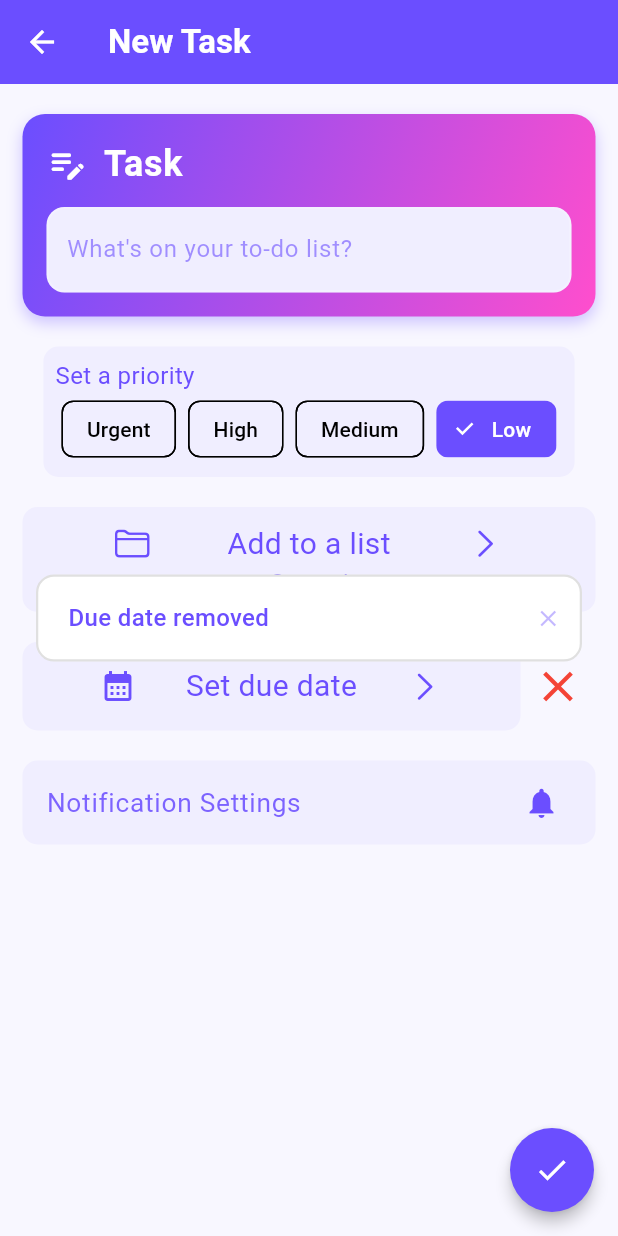
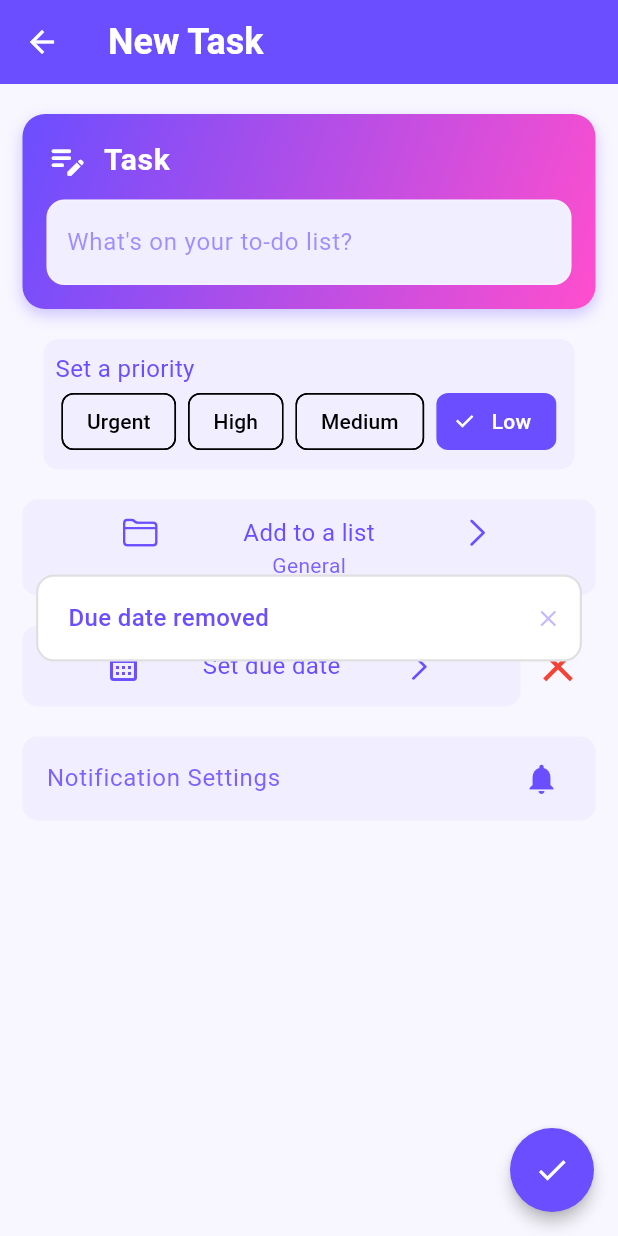
Before and after one commit to HP1324/darrt, a Flutter app: the TaskEditorPage screen opened directly, after a tap on the "close" icon, on a phone screen of 412 x 824 dp. Run offline on Flutter 3.47's test engine with Material 3 defaults, Android fonts, the phone set to English and light mode, and no system bars; drawn by our look-alikes of toastification; our stand-ins replace awesome_notifications, fl_chart, get_storage, google_fonts, iconsax, logger and 2 more; accounts and stored records are empty; Roboto replaces fonts that are missing (Gabarito).

Commit message:
make font sizes smaller ans use textTheme sizes

```diff
--- a/lib/views/pages/navigation/calendar_page.dart
+++ b/lib/views/pages/navigation/calendar_page.dart
@@ -118,14 +118,14 @@ class _CalendarPageState extends State<CalendarPage> {
                 ),
                 child: Text(
                   DateFormat('MMMM yyyy').format(_selectedDate),
-                  style: const TextStyle(
-                    fontSize: 18,
+                  style: TextStyle(
+                    fontSize: Theme.of(context).textTheme.titleMedium!.fontSize,
                     fontWeight: FontWeight.bold,
                     color: AppTheme.primary,
                   ),
                 ),
               ),
-              Container(
+              SizedBox(
                 height: 80,
                 child: PageView.builder(
                   controller: _weekController,
@@ -200,7 +200,7 @@ class _CalendarPageState extends State<CalendarPage> {
                                 Text(
                                   DateFormat('EEE').format(date),
                                   style: TextStyle(
-                                    fontSize: 12,
+                                    fontSize: Theme.of(context).textTheme.labelSmall!.fontSize,
                                     fontWeight: FontWeight.w600,
                                     color: isSelected
                                         ? Colors.white
@@ -222,7 +222,7 @@ class _CalendarPageState extends State<CalendarPage> {
                                     child: Text(
                                       date.day.toString(),
                                       style: TextStyle(
-                                        fontSize: 14,
+                                        fontSize: Theme.of(context).textTheme.labelMedium!.fontSize,
                                         fontWeight: FontWeight.bold,
                                         color: isSelected
                                             ? Colors.white
@@ -242,7 +242,6 @@ class _CalendarPageState extends State<CalendarPage> {
                   },
                 ),
               ),
-              // Tasks section
               Expanded(
                 child: ListView(
                   padding: const EdgeInsets.only(top: 8),
@@ -252,7 +251,7 @@ class _CalendarPageState extends State<CalendarPage> {
                       child: Text(
                         'Tasks for ${DateFormat('MMMM d').format(_selectedDate)}',
                         style: TextStyle(
-                          fontSize: 18,
+                          fontSize: Theme.of(context).textTheme.titleMedium!.fontSize,
                           fontWeight: FontWeight.bold,
                           color: Colors.grey.shade800,
                         ),
@@ -283,7 +282,7 @@ class _CalendarPageState extends State<CalendarPage> {
                                   Text(
                                     'No tasks scheduled for this day',
                                     style: TextStyle(
-                                      fontSize: 16,
+                                      fontSize: Theme.of(context).textTheme.bodyLarge!.fontSize,
                                       color: Colors.grey.shade600,
                                       fontWeight: FontWeight.w500,
                                     ),
@@ -292,7 +291,7 @@ class _CalendarPageState extends State<CalendarPage> {
                                   Text(
                                     'Tap the + button to add a new task',
                                     style: TextStyle(
-                                      fontSize: 14,
+                                      fontSize: Theme.of(context).textTheme.bodyMedium!.fontSize,
                                       color: Colors.grey.shade500,
                                     ),
                                   ),
--- a/lib/views/pages/single_task_view.dart
+++ b/lib/views/pages/single_task_view.dart
@@ -56,7 +56,7 @@ class TaskView extends StatelessWidget {
                 icon: Icons.task_alt,
                 title: 'Finished',
                 subtitle: task.finishedAt != null
-                    ? '${formatDateTime(task.finishedAt!)}'
+                    ? formatDateTime(task.finishedAt!)
                     : 'Not finished yet',
               ),
               gap,
--- a/lib/views/pages/task_editor_page.dart
+++ b/lib/views/pages/task_editor_page.dart
@@ -15,8 +15,6 @@ import 'package:minimaltodo/views/pages/new_category_page.dart';
 import 'package:minimaltodo/views/helper_widgets/custom_text_field.dart';
 import 'package:minimaltodo/views/pages/notification_settings_page.dart';
 import 'package:provider/provider.dart';
-
-const _titleStyle = TextStyle(fontSize: 22);
 
 //ignore: must_be_immutable
 class TaskEditorPage extends StatefulWidget {
@@ -57,11 +55,11 @@ class _TaskEditorPageState extends State<TaskEditorPage> {
           title: widget.editMode
               ? Text(
                   widget.taskToEdit!.title!,
-                  style: _titleStyle,
+                  style: TextStyle(fontSize: Theme.of(context).textTheme.headlineSmall!.fontSize),
                 )
-              : const Text(
+              : Text(
                   'New Task',
-                  style: _titleStyle,
+                  style: TextStyle(fontSize: Theme.of(context).textTheme.headlineSmall!.fontSize),
                 ),
         ),
         body: Padding(
@@ -90,7 +88,8 @@ class _TaskEditorPageState extends State<TaskEditorPage> {
               if (success) {
                 navigator.pop();
                 showToast(title: 'Task Added');
-                logger.d('Scheduled notifications ${AwesomeNotifications().listScheduledNotifications()}');
+                logger.d(
+                    'Scheduled notifications ${AwesomeNotifications().listScheduledNotifications()}');
               }
             } else {
               final changes = await tvm.editTask();
@@ -99,8 +98,10 @@ class _TaskEditorPageState extends State<TaskEditorPage> {
                 showToast(title: 'Task edited');
               }
             }
-            if(isNotifEnabled!) await NotificationService.createTaskNotification(tvm.currentTask);
-            else await NotificationService.removeTaskNotification(tvm.currentTask);
+            if (isNotifEnabled!)
+              await NotificationService.createTaskNotification(tvm.currentTask);
+            else
+              await NotificationService.removeTaskNotification(tvm.currentTask);
           },
           shape: const CircleBorder(),
           child: const Icon(Icons.done),
@@ -146,15 +147,15 @@ class TaskTextField extends StatelessWidget {
         child: Column(
           crossAxisAlignment: CrossAxisAlignment.start,
           children: [
-            const Row(
+            Row(
               children: [
                 Icon(Icons.edit_note_rounded, color: Colors.white, size: 28),
-                 SizedBox(width: 10),
+                SizedBox(width: 10),
                 Text(
                   'Task',
                   style: TextStyle(
                     color: Colors.white,
-                    fontSize: 24,
+                    fontSize: Theme.of(context).textTheme.titleLarge!.fontSize,
                     fontWeight: FontWeight.w600,
                     letterSpacing: 0.5,
                   ),
@@ -214,7 +215,10 @@ class SetPriorityWidget extends StatelessWidget {
             children: [
               Text(
                 'Set a priority',
-                style: TextStyle(color: AppTheme.primary, fontSize: 16),
+                style: TextStyle(
+                  color: AppTheme.primary,
+                  fontSize: Theme.of(context).textTheme.titleMedium!.fontSize,
+                ),
               ),
               SingleChildScrollView(
                 scrollDirection: Axis.horizontal,
@@ -278,10 +282,10 @@ class AddToListButton extends StatelessWidget {
               child: Column(
                 children: [
                   const SizedBox(height: 8),
-                  const Text(
+                  Text(
                     'Select List',
                     style: TextStyle(
-                      fontSize: 20,
+                      fontSize: Theme.of(context).textTheme.titleLarge!.fontSize,
                       fontWeight: FontWeight.bold,
                       color: AppTheme.primary,
                     ),
@@ -368,10 +372,10 @@ class AddToListButton extends StatelessWidget {
                           Navigator.of(context).pop();
                           showToast(title: 'Added to the list');
                         },
-                        child: const Text(
+                        child: Text(
                           'Done',
                           style: TextStyle(
-                              fontSize: 18, color: Colors.white, fontWeight: FontWeight.bold),
+                              fontSize: Theme.of(context).textTheme.labelLarge!.fontSize, color: Colors.white, fontWeight: FontWeight.bold),
                         ),
                       ),
                     ),
@@ -390,7 +394,7 @@ class AddToListButton extends StatelessWidget {
         ),
         child: Column(
           children: [
-            const Row(
+             Row(
               mainAxisAlignment: MainAxisAlignment.spaceEvenly,
               children: [
                 Icon(
@@ -399,7 +403,7 @@ class AddToListButton extends StatelessWidget {
                 ),
                 Text(
                   'Add to a list',
-                  style: TextStyle(fontSize: 20, color: AppTheme.primary),
+                  style: TextStyle(fontSize: Theme.of(context).textTheme.titleMedium!.fontSize, color: AppTheme.primary),
                 ),
                 Icon(
                   CupertinoIcons.chevron_right,
@@ -412,7 +416,7 @@ class AddToListButton extends StatelessWidget {
                   '${tvm.currentTask.category?.categoryName ?? 'General'}');
               return Text(
                 tvm.currentTask.category?.categoryName ?? 'General',
-                style: TextStyle(fontSize: 15),
+                style: TextStyle(fontSize: Theme.of(context).textTheme.labelLarge!.fontSize),
               );
             }),
           ],
@@ -475,7 +479,7 @@ class DateTimePickerButton extends StatelessWidget {
                   child: Column(
                     mainAxisAlignment: MainAxisAlignment.center,
                     children: [
-                      const Row(
+                      Row(
                         mainAxisAlignment: MainAxisAlignment.spaceAround,
                         children: [
                           Icon(
@@ -484,7 +488,7 @@ class DateTimePickerButton extends StatelessWidget {
                           ),
                           Text(
                             'Set due date',
-                            style: TextStyle(color: AppTheme.primary, fontSize: 20),
+                            style: TextStyle(color: AppTheme.primary, fontSize: Theme.of(context).textTheme.titleMedium!.fontSize),
                           ),
                           Icon(
                             CupertinoIcons.chevron_right,
@@ -538,7 +542,10 @@ class GotoNotificationSettings extends StatelessWidget {
         return ListTile(
             onTap: () {
               if (taskVM.currentTask.dueDate != null) {
-                Navigator.push(context,PageTransition(child: TaskNotificationSettingsPage(), type: PageTransitionType.fade));
+                Navigator.push(
+                    context,
+                    PageTransition(
+                        child: TaskNotificationSettingsPage(), type: PageTransitionType.fade));
                 taskVM.setNotifConfigInUI();
               } else {
                 showToast(
@@ -550,7 +557,7 @@ class GotoNotificationSettings extends StatelessWidget {
             },
             title: Text(
               'Notification Settings',
-              style: TextStyle(fontSize: 17.5),
+              style: TextStyle(fontSize: Theme.of(context).textTheme.titleMedium!.fontSize),
             ),
             trailing: Icon(Icons.notifications));
       }),
```
Also changed, not shown: lib/views/pages/navigation/lists_page.dart (+8 -68 lines), lib/views/pages/navigation/pending_tasks_page.dart (+7 -7 lines), lib/views/widgets/selectable_task_item.dart (+8 -10 lines).
